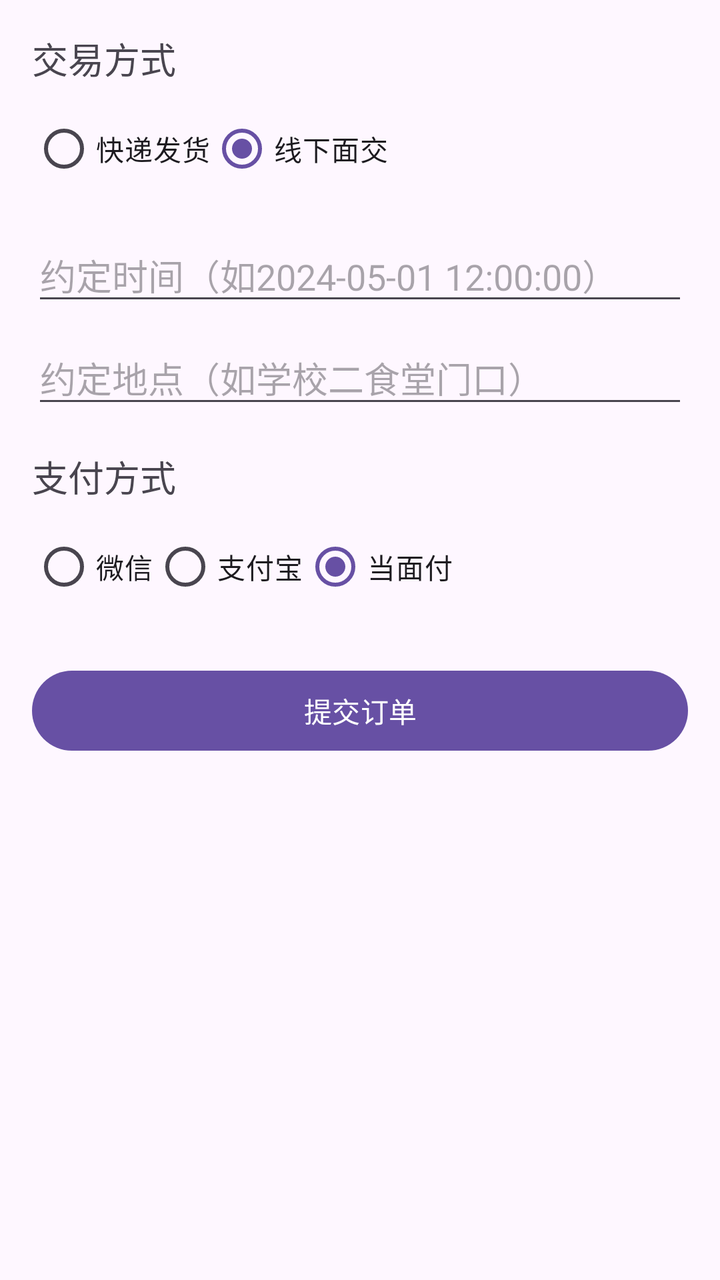
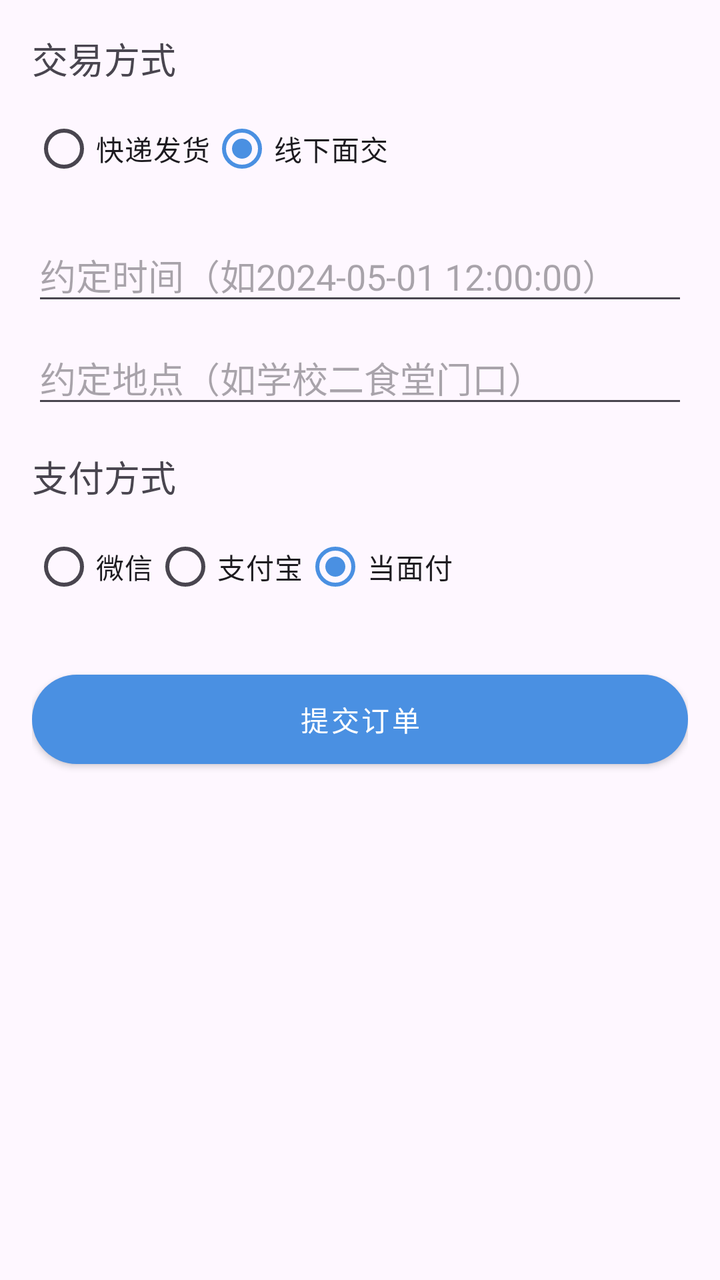

Two renders of the same Android screen: before a commit and after it. Below are the layout's source before the change and the commit's diff.
<!-- AndroidManifest.xml: application theme Theme.EtradeAndroid -->
<!-- res/layout/activity_create_order.xml -->
<?xml version="1.0" encoding="utf-8"?>
<LinearLayout xmlns:android="http://schemas.android.com/apk/res/android"
    android:layout_width="match_parent"
    android:layout_height="match_parent"
    android:orientation="vertical"
    android:padding="16dp">

    <TextView
        android:layout_width="wrap_content"
        android:layout_height="wrap_content"
        android:text="交易方式"
        android:textSize="18sp"
        android:layout_marginBottom="8dp"/>
    <RadioGroup
        android:id="@+id/rg_trade_type"
        android:layout_width="match_parent"
        android:layout_height="wrap_content"
        android:orientation="horizontal">
        <RadioButton
            android:id="@+id/rb_express"
            android:layout_width="wrap_content"
            android:layout_height="wrap_content"
            android:text="快递发货"/>
        <RadioButton
            android:id="@+id/rb_meet"
            android:layout_width="wrap_content"
            android:layout_height="wrap_content"
            android:text="线下面交"
            android:checked="true"/>
    </RadioGroup>

    <EditText
        android:id="@+id/et_meeting_time"
        android:layout_width="match_parent"
        android:layout_height="wrap_content"
        android:hint="约定时间（如2024-05-01 12:00:00）"
        android:layout_marginTop="16dp"/>
    <EditText
        android:id="@+id/et_meeting_location"
        android:layout_width="match_parent"
        android:layout_height="wrap_content"
        android:hint="约定地点（如学校二食堂门口）"
        android:layout_marginTop="8dp"/>

    <EditText
        android:id="@+id/et_address_id"
        android:layout_width="match_parent"
        android:layout_height="wrap_content"
        android:hint="收货地址ID（纯数字）"
        android:layout_marginTop="16dp"
        android:visibility="gone"/>

    <TextView
        android:layout_width="wrap_content"
        android:layout_height="wrap_content"
        android:text="支付方式"
        android:textSize="18sp"
        android:layout_marginTop="16dp"
        android:layout_marginBottom="8dp"/>
    <RadioGroup
        android:id="@+id/rg_pay_type"
        android:layout_width="match_parent"
        android:layout_height="wrap_content"
        android:orientation="horizontal">
        <RadioButton
            android:id="@+id/rb_wechat"
            android:layout_width="wrap_content"
            android:layout_height="wrap_content"
            android:text="微信"/>
        <RadioButton
            android:id="@+id/rb_alipay"
            android:layout_width="wrap_content"
            android:layout_height="wrap_content"
            android:text="支付宝"/>
        <RadioButton
            android:id="@+id/rb_face"
            android:layout_width="wrap_content"
            android:layout_height="wrap_content"
            android:text="当面付"
            android:checked="true"/>
    </RadioGroup>

    <Button
        android:id="@+id/btn_submit"
        android:layout_width="match_parent"
        android:layout_height="wrap_content"
        android:text="提交订单"
        android:layout_marginTop="24dp"/>

</LinearLayout>
<!-- resources referenced by this layout -->
<resources>
  <style name="Theme.EtradeAndroid" parent="Base.Theme.EtradeAndroid" />
  <style name="Base.Theme.EtradeAndroid" parent="Theme.Material3.DayNight.NoActionBar">
          
          
      </style>
</resources>

<!-- the commit's change to res/layout/activity_create_order.xml (unified diff, before → after) -->
@@ -82,6 +82,7 @@
 
     <Button
         android:id="@+id/btn_submit"
+        style="@style/PrimaryButton"
         android:layout_width="match_parent"
         android:layout_height="wrap_content"
         android:text="提交订单"
<!-- resource entries referenced after the edit -->
@@ -1,9 +1,39 @@
 <!-- resources referenced by this layout -->
 <resources>
+  <style name="PrimaryButton" parent="Widget.MaterialComponents.Button">
+          <item name="android:layout_width">match_parent</item>
+          <item name="android:layout_height">wrap_content</item>
+          <item name="android:minHeight">48dp</item>
+          <item name="android:paddingTop">@dimen/btn_padding_vertical</item>
+          <item name="android:paddingBottom">@dimen/btn_padding_vertical</item>
+          <item name="android:paddingStart">@dimen/btn_padding_horizontal</item>
+          <item name="android:paddingEnd">@dimen/btn_padding_horizontal</item>
+          <item name="cornerRadius">@dimen/radius_full</item>
+          <item name="backgroundTint">@color/primary_blue</item>
+          <item name="android:textColor">@color/white</item>
+          <item name="android:textSize">@dimen/text_size_body</item>
+          <item name="android:textAllCaps">false</item>
+      </style>
   <style name="Theme.EtradeAndroid" parent="Base.Theme.EtradeAndroid" />
+  <dimen name="btn_padding_vertical">12dp</dimen>
+  <dimen name="btn_padding_horizontal">24dp</dimen>
+  <dimen name="radius_full">24dp</dimen>
+  <color name="primary_blue">#4A90E2</color>
+  <color name="white">#FFFFFFFF</color>
+  <dimen name="text_size_body">14sp</dimen>
   <style name="Base.Theme.EtradeAndroid" parent="Theme.Material3.DayNight.NoActionBar">
-          
-          
+          <item name="colorPrimary">@color/primary_blue</item>
+          <item name="colorOnPrimary">@color/white</item>
+          <item name="colorSecondary">@color/accent_orange</item>
+          <item name="colorOnSecondary">@color/white</item>
+          <item name="android:statusBarColor">@color/primary_blue_dark</item>
+          <item name="android:navigationBarColor">@color/white</item>
+          <item name="colorSurface">@color/background_white</item>
+          <item name="colorOnSurface">@color/text_primary</item>
       </style>
+  <color name="accent_orange">#F5A623</color>
+  <color name="primary_blue_dark">#357ABD</color>
+  <color name="background_white">#FFFFFF</color>
+  <color name="text_primary">#212529</color>
 </resources>
 
